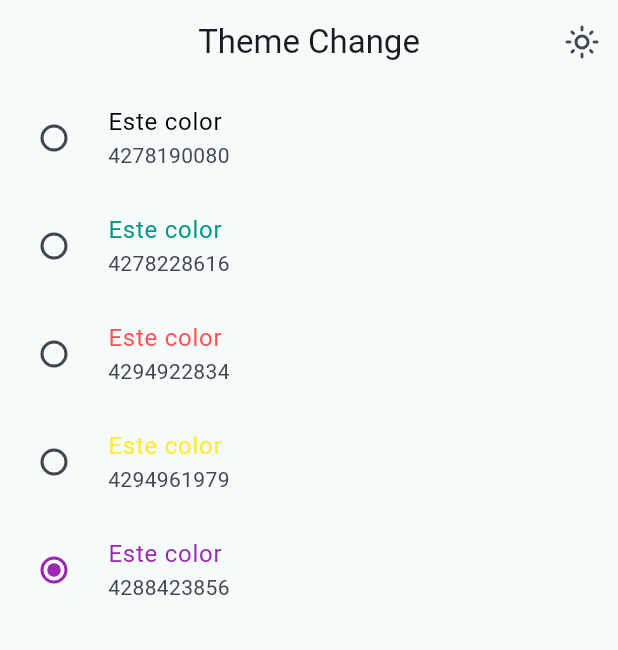
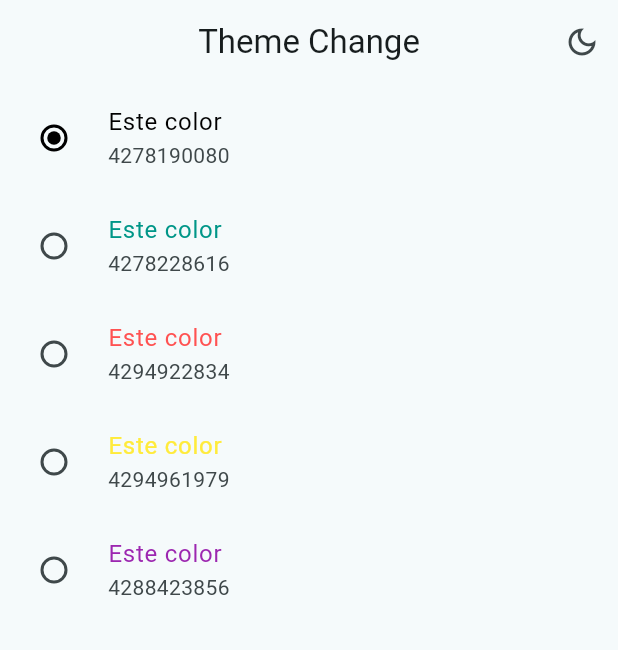
Before and after one commit to legallyfree/widgets_flutter, a Flutter app: the ThemeScreen screen opened by its route, on a phone screen of 412 x 824 dp. Shown: the top 650 px of the screen. Run offline on Flutter 3.47's test engine with Material 3 defaults, Android fonts, the phone set to English and light mode, and no system bars; our stand-ins replace animate_do, flutter_riverpod, go_router.

Commit message:
v163 se modificó el provider de color y brillo

```diff
--- a/lib/presentation/providers/theme_provider.dart
+++ b/lib/presentation/providers/theme_provider.dart
@@ -1,6 +1,8 @@
 import 'package:d_using_widgets_git/config/theme/app_theme.dart';
 import 'package:flutter_riverpod/flutter_riverpod.dart';
 
-final isDarkProvider = StateProvider((ref) => true);
+final isDarkProvider = StateProvider((ref) => false);
 
 final colorListProvider = Provider((ref) => colorList);
+
+final selectedColorProvider = StateProvider((ref) => 0);
--- a/lib/presentation/screens/theme/theme_screen.dart
+++ b/lib/presentation/screens/theme/theme_screen.dart
@@ -19,7 +19,9 @@ class ThemeScreen extends ConsumerWidget {
             icon: Icon(isDarkMode
                 ? Icons.light_mode_outlined
                 : Icons.dark_mode_outlined),
-            onPressed: () {},
+            onPressed: () {
+              ref.read(isDarkProvider.notifier).update((state) => !state);
+            },
           )
         ],
       ),
@@ -34,6 +36,7 @@ class _ThemeChangerView extends ConsumerWidget {
   @override
   Widget build(BuildContext context, WidgetRef ref) {
     final List<Color> colors = ref.watch(colorListProvider);
+    final int selectedColor = ref.watch(selectedColorProvider);
 
     return ListView.builder(
       itemCount: colors.length,
@@ -44,8 +47,10 @@ class _ThemeChangerView extends ConsumerWidget {
           subtitle: Text('${color.value}'),
           activeColor: color,
           value: index,
-          groupValue: 4,
-          onChanged: (value) {},
+          groupValue: selectedColor,
+          onChanged: (value) {
+            ref.read(selectedColorProvider.notifier).state = index;
+          },
         );
       },
     );
```
